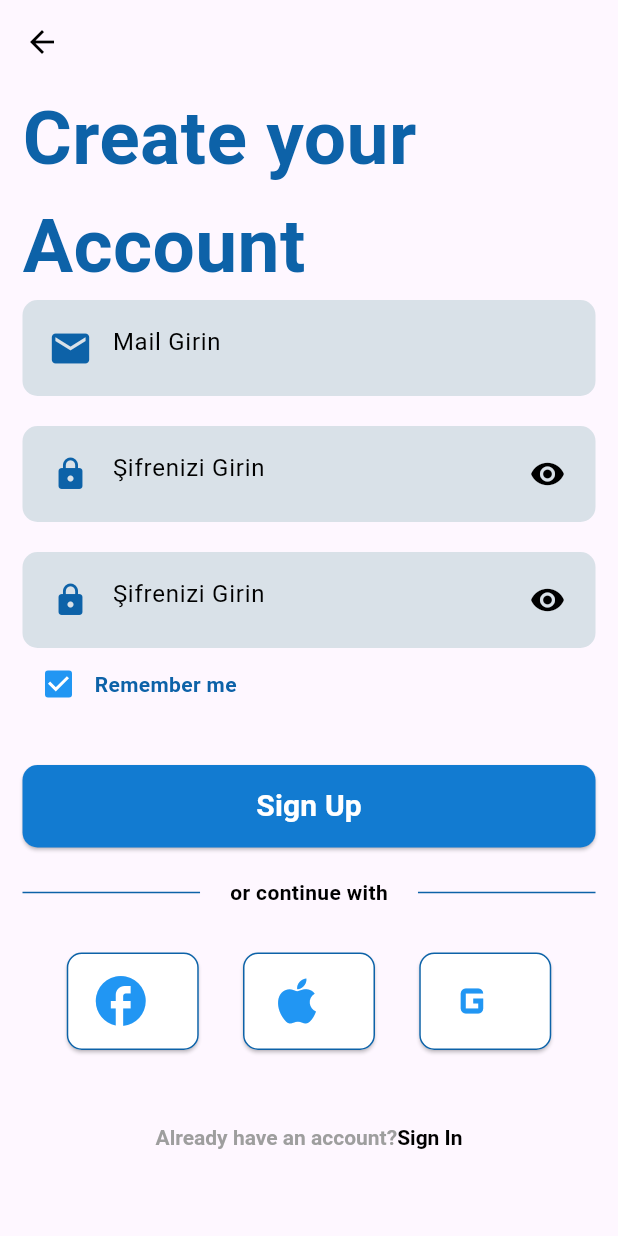
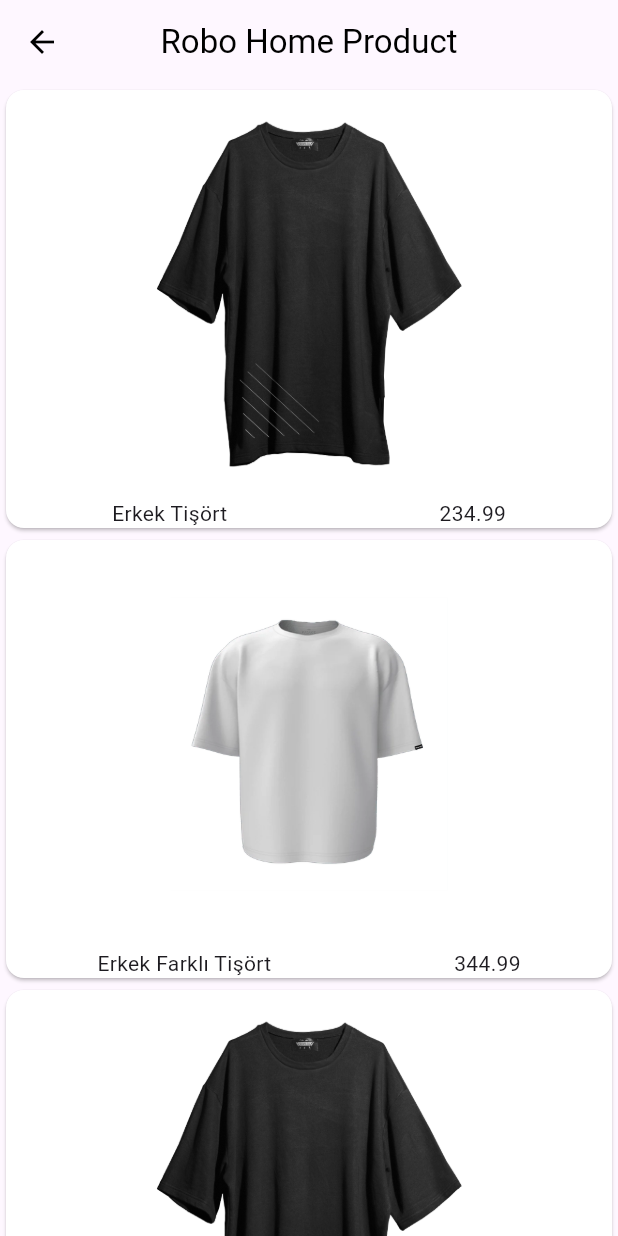
Before and after one commit to BerkCanpolat/Flutter-Learn, a Flutter app: the RoboCreateAccount screen opened directly, after a tap on "Sign Up", on a phone screen of 412 x 824 dp. Run offline on Flutter 3.47's test engine with Material 3 defaults, Android fonts, the phone set to English and light mode, and no system bars; our stand-ins replace dio, flutter_bloc, sqflite; accounts and stored records are empty; generated files the repository leaves out were written again.

Commit message:
Robo home Listviewbuilder added

```diff
--- a/Veli_Bacik/flutter_learn_full_course/flutter_full_learn/lib/demos/myDemos/myDemosTwo/roboCore/robo_title.dart
+++ b/Veli_Bacik/flutter_learn_full_course/flutter_full_learn/lib/demos/myDemos/myDemosTwo/roboCore/robo_title.dart
@@ -14,4 +14,5 @@ class RoboTitle {
   static const createButtonSignUp = 'Sign Up';
   static const createRichTextHeadTitle = 'Already have an account?';
   static const createRichTextSubTitle = 'Sign In';
+  static const homeAppBarTitle = 'Robo Home Product';
 }
--- /dev/null
+++ b/Veli_Bacik/flutter_learn_full_course/flutter_full_learn/lib/demos/myDemos/myDemosTwo/roboModel/robo_model.dart
@@ -0,0 +1,25 @@
+// ignore_for_file: public_member_api_docs, sort_constructors_first
+class RoboModel {
+  final String image;
+  final String name;
+  final double price;
+  RoboModel({
+    required this.image,
+    required this.name,
+    required this.price,
+  });
+}
+
+
+class RoboModelItem {
+  late final List<RoboModel> item;
+
+  RoboModelItem() {
+    item = [
+      RoboModel(image: 'assets/t1.png', name: 'Erkek Tişört', price: 234.99),
+      RoboModel(image: 'assets/t2.webp', name: 'Erkek Farklı Tişört', price: 344.99),
+      RoboModel(image: 'assets/t1.png', name: 'Erkek Tişört', price: 234.99),
+      RoboModel(image: 'assets/t2.webp', name: 'Erkek Farklı Tişört', price: 344.99),
+    ];
+  }
+}
--- a/Veli_Bacik/flutter_learn_full_course/flutter_full_learn/lib/demos/myDemos/myDemosTwo/robo_create_account.dart
+++ b/Veli_Bacik/flutter_learn_full_course/flutter_full_learn/lib/demos/myDemos/myDemosTwo/robo_create_account.dart
@@ -1,6 +1,7 @@
 import 'package:flutter/material.dart';
 import 'package:flutter_full_learn/demos/myDemos/myDemosTwo/roboCore/robo_button_special.dart';
 import 'package:flutter_full_learn/demos/myDemos/myDemosTwo/roboCore/robo_mailtextfield.dart';
+import 'package:flutter_full_learn/demos/myDemos/myDemosTwo/roboCore/robo_navigate_managers.dart';
 import 'package:flutter_full_learn/demos/myDemos/myDemosTwo/roboCore/robo_padding.dart';
 import 'package:flutter_full_learn/demos/myDemos/myDemosTwo/roboCore/robo_richtext.dart';
 import 'package:flutter_full_learn/demos/myDemos/myDemosTwo/roboCore/robo_sign_ortext.dart';
@@ -8,9 +9,10 @@ import 'package:flutter_full_learn/demos/myDemos/myDemosTwo/roboCore/robo_size.d
 import 'package:flutter_full_learn/demos/myDemos/myDemosTwo/roboCore/robo_textfield.dart';
 import 'package:flutter_full_learn/demos/myDemos/myDemosTwo/roboCore/robo_title.dart';
 import 'package:flutter_full_learn/demos/myDemos/myDemosTwo/robo_colors.dart';
+import 'package:flutter_full_learn/demos/myDemos/myDemosTwo/robo_home.dart';
 import 'package:flutter_full_learn/demos/myDemos/myDemosTwo/robo_sign.dart';
 
-class RoboCreateAccount extends StatelessWidget {
+class RoboCreateAccount extends StatelessWidget with RoboNavigateManagers {
   const RoboCreateAccount({super.key});
 
   @override
@@ -41,7 +43,9 @@ class RoboCreateAccount extends StatelessWidget {
                 width: double.infinity,
                 height: RoboSize.homeButtonContainerSize,
                 child: RoboButtonSpecial(
-                  voidCallback: (){},
+                  voidCallback: (){
+                    roboNavigate(context, RoboHome());
+                  },
                   backColor: RoboColors.roboTextColor,
                   color: RoboColors.roboButtonTextColor,
                   title: RoboTitle.createButtonSignUp,
--- /dev/null
+++ b/Veli_Bacik/flutter_learn_full_course/flutter_full_learn/lib/demos/myDemos/myDemosTwo/robo_home.dart
@@ -0,0 +1,73 @@
+import 'package:flutter/material.dart';
+import 'package:flutter_full_learn/demos/myDemos/myDemosTwo/roboCore/robo_title.dart';
+import 'package:flutter_full_learn/demos/myDemos/myDemosTwo/roboModel/robo_model.dart';
+
+class RoboHome extends StatefulWidget {
+  const RoboHome({super.key});
+
+  @override
+  State<RoboHome> createState() => _RoboHomeState();
+}
+
+class _RoboHomeState extends State<RoboHome> {
+  late final List<RoboModel> _item;
+  @override
+  void initState() {
+    // TODO: implement initState
+    super.initState();
+    _item = RoboModelItem().item;
+  }
+
+  @override
+  Widget build(BuildContext context) {
+    return Scaffold(
+      appBar: AppBar(
+        title: Text(RoboTitle.homeAppBarTitle),
+      ),
+      body: ListView.builder(
+        scrollDirection: Axis.vertical,
+        itemCount: _item.length,
+        itemBuilder: (context, index) {
+          var product = _item[index];
+          return Column(
+            children: [
+              _CustomListCardView(product: product),
+            ],
+          );
+        },
+      ),
+    );
+  }
+}
+
+
+//CUSTOM LİST CARD VİEW CLASS
+class _CustomListCardView extends StatelessWidget {
+  const _CustomListCardView({
+    super.key,
+    required this.product,
+  });
+
+  final RoboModel product;
+
+  @override
+  Widget build(BuildContext context) {
+    return SizedBox(
+      height: 300,
+      child: Card(
+        child: Column(
+          children: [
+            Expanded(child: Image.asset(product.image, width: 250, fit: BoxFit.fill)),
+            Row(
+              mainAxisAlignment: MainAxisAlignment.spaceAround,
+              children: [
+                Text(product.name),
+                Text("${product.price}")
+              ],
+            ),
+          ],
+        ),
+      ),
+    );
+  }
+}
```
Also changed, not shown: Veli_Bacik/flutter_learn_full_course/flutter_full_learn/assets/t1.png (added), Veli_Bacik/flutter_learn_full_course/flutter_full_learn/assets/t2.webp (added).
